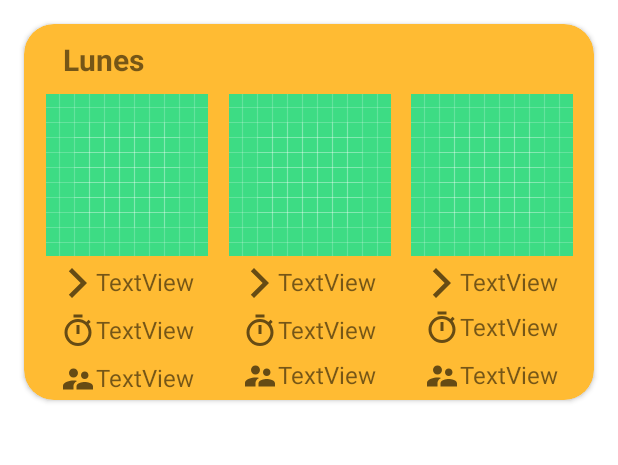
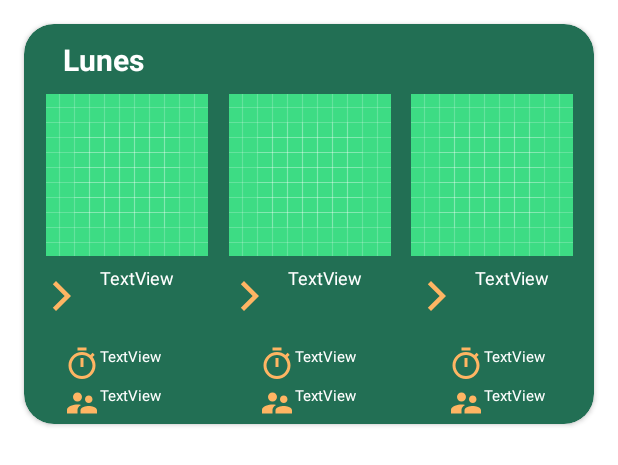
Before and after one commit to irene6589/WhatToEat, an Android app: the layout cardlayout_mealplan.xml on its own in the app's theme, with its tools: preview values and no code run, on a phone screen of 412 x 824 dp. Shown: the top 465 px of the screen. Run offline under Robolectric (Android 15) with nearby library versions, the phone set to English and light mode, and no system bars.

```diff
--- a/app/build.gradle
+++ b/app/build.gradle
@@ -36,6 +36,7 @@ dependencies {
     implementation 'com.squareup.retrofit2:retrofit:2.9.0'
     implementation 'com.squareup.retrofit2:converter-gson:2.9.0'
     implementation 'com.squareup.okhttp3:logging-interceptor:4.7.2'
+    implementation 'com.squareup.picasso:picasso:2.71828'
     testImplementation 'junit:junit:4.+'
     androidTestImplementation 'androidx.test.ext:junit:1.1.2'
     androidTestImplementation 'androidx.test.espresso:espresso-core:3.3.0'
--- a/app/src/main/java/com/example/whattoeat/MealPlanWeek/Week.java
+++ b/app/src/main/java/com/example/whattoeat/MealPlanWeek/Week.java
@@ -26,7 +26,7 @@ public class Week implements Serializable {
     @SerializedName("sunday")
     @Expose
     private Day sunday;
-    private final static long serialVersionUID = 4702065428322506014L;
+
 
     public Day getMonday() {
         return monday;
--- a/app/src/main/java/com/example/whattoeat/RecipeInfoFragments/RecipeInfoFragment.java
+++ b/app/src/main/java/com/example/whattoeat/RecipeInfoFragments/RecipeInfoFragment.java
@@ -39,8 +39,8 @@ public class RecipeInfoFragment extends Fragment {
         Bundle bundle = this.getArguments();
         if(bundle != null){
 //            TODO poner la key del bundle
-            Recipes recipes = bundle.getParcelable("");
-            recipeSummaryTV.setText(recipes.getSummary());
+z           Recipes recipes = bundle.getParcelable("");
+z           recipeSummaryTV.setText(recipes.getSummary());
         }
     }
 }
--- a/app/src/main/java/com/example/whattoeat/ServiceClient/ServiceClient.java
+++ b/app/src/main/java/com/example/whattoeat/ServiceClient/ServiceClient.java
@@ -1,18 +1,21 @@
 package com.example.whattoeat.ServiceClient;
 
 import com.example.whattoeat.MealPlanWeek.MealPlanWeek;
+import com.example.whattoeat.RecetaInfo.Recipes;
 
 import retrofit2.Call;
 import retrofit2.http.GET;
 import retrofit2.http.Path;
+import retrofit2.http.Query;
 
 public interface ServiceClient {
 
     String BASE_URL = "https://api.spoonacular.com/";
+    public static final String KEY = "9e6ee583540248368a76b7d175d22e5f";
 
     //Parte de Irene, llamada al mealplanner para crear el plan semanal
     @GET("mealplanner/generate")
-    Call<MealPlanWeek> getMealPlanWeek();
+    Call<MealPlanWeek> getMealPlanWeek(@Query("apiKey")String key);
 
 
 
--- a/app/src/main/res/layout/activity_main.xml
+++ b/app/src/main/res/layout/activity_main.xml
@@ -26,6 +26,7 @@
         app:layout_constraintTop_toTopOf="parent" />
 
     <FrameLayout
+        android:id="@+id/frame_layout"
         android:layout_width="match_parent"
         android:layout_height="match_parent"
         app:layout_constraintBottom_toTopOf="@+id/bottomNavigationView"
--- a/app/src/main/res/layout/cardlayout_mealplan.xml
+++ b/app/src/main/res/layout/cardlayout_mealplan.xml
@@ -6,8 +6,8 @@
     android:layout_width="match_parent"
     android:layout_height="wrap_content"
     android:layout_margin="16dp"
-    android:backgroundTint="@android:color/holo_orange_light"
     android:elevation="10dp"
+    app:cardBackgroundColor="@color/button"
     app:cardCornerRadius="20dp">
 
     <androidx.constraintlayout.widget.ConstraintLayout
@@ -23,6 +23,7 @@
             android:layout_marginStart="24dp"
             android:layout_marginTop="8dp"
             android:text="Lunes"
+            android:textColor="@color/white"
             android:textSize="20sp"
             android:textStyle="bold"
             app:layout_constraintStart_toStartOf="parent"
@@ -39,43 +40,6 @@
             app:layout_constraintStart_toStartOf="parent"
             app:layout_constraintTop_toBottomOf="@+id/dia_semana" />
 
-        <TextView
-            android:id="@+id/tv_nombre_a"
-            android:layout_width="wrap_content"
-            android:layout_height="wrap_content"
-            android:layout_marginTop="5dp"
-            android:drawableStart="@drawable/ic_baseline_arrow_forward_ios_24"
-            android:text="TextView"
-            android:textSize="16sp"
-            app:layout_constraintEnd_toEndOf="@+id/desayuno"
-            app:layout_constraintStart_toStartOf="@+id/desayuno"
-            app:layout_constraintTop_toBottomOf="@+id/desayuno" />
-
-        <TextView
-            android:id="@+id/tv_npersa"
-            android:layout_width="wrap_content"
-            android:layout_height="wrap_content"
-            android:layout_marginTop="8dp"
-            android:drawableStart="@drawable/ic_baseline_supervisor_account_24"
-            android:text="TextView"
-            android:textSize="16sp"
-            app:layout_constraintEnd_toEndOf="@+id/tv_tiempoa"
-            app:layout_constraintStart_toStartOf="@+id/tv_tiempoa"
-            app:layout_constraintTop_toBottomOf="@+id/tv_tiempoa" />
-
-        <TextView
-            android:id="@+id/tv_tiempoa"
-            android:layout_width="wrap_content"
-            android:layout_height="wrap_content"
-            android:layout_marginTop="8dp"
-            android:drawableStart="@drawable/ic_baseline_timer_24"
-            android:text="TextView"
-            android:textSize="16sp"
-            app:layout_constraintEnd_toEndOf="@+id/tv_nombre_a"
-            app:layout_constraintHorizontal_bias="0.0"
-            app:layout_constraintStart_toStartOf="@+id/tv_nombre_a"
-            app:layout_constraintTop_toBottomOf="@+id/tv_nombre_a" />
-
         <ImageButton
             android:id="@+id/comida"
             android:layout_width="110dp"
@@ -89,41 +53,94 @@
             app:srcCompat="@drawable/ic_launcher_background" />
 
         <TextView
-            android:id="@+id/tv_nombreb"
-            android:layout_width="wrap_content"
-            android:layout_height="wrap_content"
-            android:layout_marginTop="5dp"
-            android:drawableStart="@drawable/ic_baseline_arrow_forward_ios_24"
-            android:text="TextView"
-            android:textSize="16sp"
-            app:layout_constraintEnd_toEndOf="@+id/comida"
-            app:layout_constraintStart_toStartOf="@+id/comida"
-            app:layout_constraintTop_toBottomOf="@+id/comida" />
-
-        <TextView
             android:id="@+id/tv_tiempob"
             android:layout_width="wrap_content"
             android:layout_height="wrap_content"
-            android:layout_marginTop="8dp"
+            android:layout_marginTop="12dp"
             android:drawableStart="@drawable/ic_baseline_timer_24"
             android:text="TextView"
-            android:textSize="16sp"
+            android:textColor="@color/white"
+            android:textSize="10sp"
+            app:drawableTint="@color/light_orange"
             app:layout_constraintEnd_toEndOf="@+id/tv_nombreb"
+            app:layout_constraintHorizontal_bias="0.514"
             app:layout_constraintStart_toStartOf="@+id/tv_nombreb"
             app:layout_constraintTop_toBottomOf="@+id/tv_nombreb" />
+
+        <TextView
+            android:id="@+id/tv_tiempoc"
+            android:layout_width="wrap_content"
+            android:layout_height="wrap_content"
+            android:layout_marginTop="12dp"
+            android:drawableStart="@drawable/ic_baseline_timer_24"
+            android:text="TextView"
+            android:textColor="@color/white"
+            android:textSize="10sp"
+            app:drawableTint="@color/light_orange"
+            app:layout_constraintEnd_toEndOf="@+id/tv_nombrec"
+            app:layout_constraintHorizontal_bias="0.542"
+            app:layout_constraintStart_toStartOf="@+id/tv_nombrec"
+            app:layout_constraintTop_toBottomOf="@+id/tv_nombrec" />
+
+        <TextView
+            android:id="@+id/tv_tiempoa"
+            android:layout_width="wrap_content"
+            android:layout_height="wrap_content"
+            android:layout_marginTop="12dp"
+            android:drawableStart="@drawable/ic_baseline_timer_24"
+            android:text="TextView"
+            android:textColor="@color/white"
+            android:textSize="10sp"
+            app:drawableTint="@color/light_orange"
+            app:layout_constraintEnd_toEndOf="@+id/tv_nombre_a"
+            app:layout_constraintHorizontal_bias="0.371"
+            app:layout_constraintStart_toStartOf="@+id/tv_nombre_a"
+            app:layout_constraintTop_toBottomOf="@+id/tv_nombre_a" />
+
+        <TextView
+            android:id="@+id/tv_npersc"
+            android:layout_width="wrap_content"
+            android:layout_height="wrap_content"
+            android:layout_marginTop="2dp"
+            android:drawableStart="@drawable/ic_baseline_supervisor_account_24"
+            android:text="TextView"
+            android:textColor="@color/white"
+            android:textSize="10sp"
+            app:drawableTint="@color/light_orange"
+            app:layout_constraintEnd_toEndOf="@+id/tv_tiempoc"
+            app:layout_constraintHorizontal_bias="0.0"
+            app:layout_constraintStart_toStartOf="@+id/tv_tiempoc"
+            app:layout_constraintTop_toBottomOf="@+id/tv_tiempoc" />
 
         <TextView
             android:id="@+id/tv_npersb"
             android:layout_width="wrap_content"
             android:layout_height="wrap_content"
-            android:layout_marginTop="6dp"
+            android:layout_marginTop="2dp"
             android:drawableStart="@drawable/ic_baseline_supervisor_account_24"
             android:text="TextView"
-            android:textSize="16sp"
+            android:textColor="@color/white"
+            android:textSize="10sp"
+            app:drawableTint="@color/light_orange"
             app:layout_constraintEnd_toEndOf="@+id/tv_tiempob"
             app:layout_constraintHorizontal_bias="0.0"
             app:layout_constraintStart_toStartOf="@+id/tv_tiempob"
             app:layout_constraintTop_toBottomOf="@+id/tv_tiempob" />
+
+        <TextView
+            android:id="@+id/tv_npersa"
+            android:layout_width="wrap_content"
+            android:layout_height="wrap_content"
+            android:layout_marginTop="2dp"
+            android:drawableStart="@drawable/ic_baseline_supervisor_account_24"
+            android:text="TextView"
+            android:textColor="@color/white"
+            android:textSize="10sp"
+            app:drawableTint="@color/light_orange"
+            app:layout_constraintEnd_toEndOf="@+id/tv_tiempoa"
+            app:layout_constraintHorizontal_bias="0.0"
+            app:layout_constraintStart_toStartOf="@+id/tv_tiempoa"
+            app:layout_constraintTop_toBottomOf="@+id/tv_tiempoa" />
 
         <ImageButton
             android:id="@+id/cena"
@@ -137,41 +154,52 @@
             app:srcCompat="@drawable/ic_launcher_background" />
 
         <TextView
-            android:id="@+id/tv_nombrec"
-            android:layout_width="wrap_content"
-            android:layout_height="wrap_content"
+            android:id="@+id/tv_nombreb"
+            android:layout_width="100dp"
+            android:layout_height="42dp"
             android:layout_marginTop="5dp"
             android:drawableStart="@drawable/ic_baseline_arrow_forward_ios_24"
             android:text="TextView"
-            android:textSize="16sp"
-            app:layout_constraintEnd_toEndOf="@+id/cena"
+            android:textAlignment="center"
+            android:textColor="@color/white"
+            android:textSize="12sp"
+            app:drawableTint="@color/light_orange"
+            app:layout_constraintEnd_toStartOf="@+id/tv_nombrec"
+            app:layout_constraintHorizontal_bias="0.125"
+            app:layout_constraintStart_toStartOf="@+id/comida"
+            app:layout_constraintTop_toBottomOf="@+id/comida" />
+
+        <TextView
+            android:id="@+id/tv_nombrec"
+            android:layout_width="100dp"
+            android:layout_height="42dp"
+            android:layout_marginTop="5dp"
+            android:drawableStart="@drawable/ic_baseline_arrow_forward_ios_24"
+            android:text="TextView"
+            android:textAlignment="center"
+            android:textColor="@color/white"
+            android:textSize="12sp"
+            app:drawableTint="@color/light_orange"
+            app:layout_constraintEnd_toEndOf="parent"
+            app:layout_constraintHorizontal_bias="0.333"
             app:layout_constraintStart_toStartOf="@+id/cena"
             app:layout_constraintTop_toBottomOf="@+id/cena" />
 
         <TextView
-            android:id="@+id/tv_npersc"
-            android:layout_width="wrap_content"
-            android:layout_height="wrap_content"
-            android:layout_marginTop="8dp"
-            android:drawableStart="@drawable/ic_baseline_supervisor_account_24"
+            android:id="@+id/tv_nombre_a"
+            android:layout_width="100dp"
+            android:layout_height="42dp"
+            android:layout_marginTop="5dp"
+            android:drawableStart="@drawable/ic_baseline_arrow_forward_ios_24"
             android:text="TextView"
-            android:textSize="16sp"
-            app:layout_constraintEnd_toEndOf="@+id/tv_tiempoc"
-            app:layout_constraintStart_toStartOf="@+id/tv_tiempoc"
-            app:layout_constraintTop_toBottomOf="@+id/tv_tiempoc" />
-
-        <TextView
-            android:id="@+id/tv_tiempoc"
-            android:layout_width="wrap_content"
-            android:layout_height="wrap_content"
-            android:layout_marginTop="6dp"
-            android:drawableStart="@drawable/ic_baseline_timer_24"
-            android:text="TextView"
-            android:textSize="16sp"
-            app:layout_constraintEnd_toEndOf="@+id/tv_nombrec"
+            android:textAlignment="center"
+            android:textColor="@color/white"
+            android:textSize="12sp"
+            app:drawableTint="@color/light_orange"
+            app:layout_constraintEnd_toStartOf="@+id/tv_nombreb"
             app:layout_constraintHorizontal_bias="0.0"
-            app:layout_constraintStart_toStartOf="@+id/tv_nombrec"
-            app:layout_constraintTop_toBottomOf="@+id/tv_nombrec" />
+            app:layout_constraintStart_toStartOf="@+id/desayuno"
+            app:layout_constraintTop_toBottomOf="@+id/desayuno" />
 
     </androidx.constraintlayout.widget.ConstraintLayout>
 </androidx.cardview.widget.CardView>
--- a/app/src/main/res/values-night/themes.xml
+++ b/app/src/main/res/values-night/themes.xml
@@ -2,12 +2,12 @@
     <!-- Base application theme. -->
     <style name="Theme.WhatToEat" parent="Theme.MaterialComponents.DayNight.DarkActionBar">
         <!-- Primary brand color. -->
-        <item name="colorPrimary">@color/purple_200</item>
-        <item name="colorPrimaryVariant">@color/purple_700</item>
-        <item name="colorOnPrimary">@color/black</item>
+        <item name="colorPrimary">@color/orange</item>
+        <item name="colorPrimaryVariant">@color/red</item>
+        <item name="colorOnPrimary">@color/white</item>
         <!-- Secondary brand color. -->
-        <item name="colorSecondary">@color/teal_200</item>
-        <item name="colorSecondaryVariant">@color/teal_200</item>
+        <item name="colorSecondary">@color/claro</item>
+        <item name="colorSecondaryVariant">@color/light_orange</item>
         <item name="colorOnSecondary">@color/black</item>
         <!-- Status bar color. -->
         <item name="android:statusBarColor" tools:targetApi="l">?attr/colorPrimaryVariant</item>
--- a/app/src/main/res/values/colors.xml
+++ b/app/src/main/res/values/colors.xml
@@ -1,10 +1,10 @@
 <?xml version="1.0" encoding="utf-8"?>
 <resources>
-    <color name="purple_200">#FFBB86FC</color>
-    <color name="purple_500">#FF6200EE</color>
-    <color name="purple_700">#FF3700B3</color>
-    <color name="teal_200">#FF03DAC5</color>
-    <color name="teal_700">#FF018786</color>
+    <color name="button">#226F54</color>
+    <color name="orange">#F85E00</color>
+    <color name="red">#A41623</color>
+    <color name="claro">#FFD29D</color>
+    <color name="light_orange">#FFB563</color>
     <color name="black">#FF000000</color>
     <color name="white">#FFFFFFFF</color>
 </resources>
--- a/app/src/main/res/values/themes.xml
+++ b/app/src/main/res/values/themes.xml
@@ -2,12 +2,12 @@
     <!-- Base application theme. -->
     <style name="Theme.WhatToEat" parent="Theme.MaterialComponents.DayNight.DarkActionBar">
         <!-- Primary brand color. -->
-        <item name="colorPrimary">@color/purple_500</item>
-        <item name="colorPrimaryVariant">@color/purple_700</item>
+        <item name="colorPrimary">@color/orange</item>
+        <item name="colorPrimaryVariant">@color/red</item>
         <item name="colorOnPrimary">@color/white</item>
         <!-- Secondary brand color. -->
-        <item name="colorSecondary">@color/teal_200</item>
-        <item name="colorSecondaryVariant">@color/teal_700</item>
+        <item name="colorSecondary">@color/claro</item>
+        <item name="colorSecondaryVariant">@color/light_orange</item>
         <item name="colorOnSecondary">@color/black</item>
         <!-- Status bar color. -->
         <item name="android:statusBarColor" tools:targetApi="l">?attr/colorPrimaryVariant</item>
```
Also changed, not shown: app/src/main/java/com/example/whattoeat/MealPlanWeek/MealPlan_Fragment.java (added, +73 -0 lines), app/src/main/java/com/example/whattoeat/mealplan_Adapter.java (+67 -3 lines), app/src/main/res/layout/main_activity.xml (+4 -4 lines).
